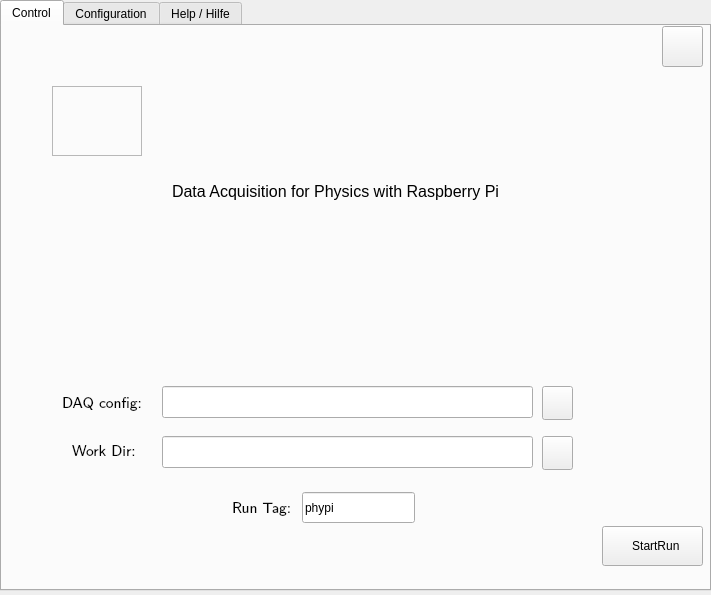
Old version of the form phypi.ui in the repository GuenterQuast/PhyPiDAQ.
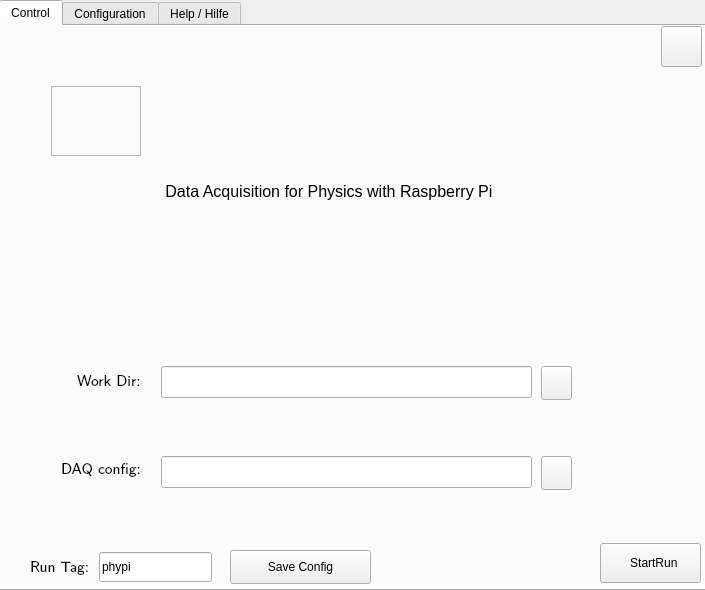
New version of the form. Icons and pictures are not drawn.

The edit to the form file:
```diff
--- a/phypi.ui
+++ b/phypi.ui
@@ -6,8 +6,8 @@
    <rect>
     <x>0</x>
     <y>0</y>
-    <width>711</width>
-    <height>595</height>
+    <width>705</width>
+    <height>590</height>
    </rect>
   </property>
   <property name="sizePolicy">
@@ -29,7 +29,7 @@
    <widget class="QTabWidget" name="tab_Main">
     <property name="geometry">
      <rect>
-      <x>0</x>
+      <x>-1</x>
       <y>0</y>
       <width>711</width>
       <height>591</height>
@@ -85,9 +85,9 @@
      <widget class="QLabel" name="label_caption">
       <property name="geometry">
        <rect>
-        <x>170</x>
+        <x>160</x>
         <y>150</y>
-        <width>360</width>
+        <width>431</width>
         <height>30</height>
        </rect>
       </property>
@@ -97,15 +97,15 @@
        </font>
       </property>
       <property name="text">
-       <string>Data Acquisition for Physics with Raspberry Pi</string>
+       <string> Data Acquisition for Physics with Raspberry Pi  </string>
       </property>
      </widget>
      <widget class="QLabel" name="label_DAQconfig">
       <property name="geometry">
        <rect>
         <x>60</x>
-        <y>360</y>
-        <width>101</width>
+        <y>426</y>
+        <width>91</width>
         <height>30</height>
        </rect>
       </property>
@@ -116,7 +116,7 @@
        </font>
       </property>
       <property name="text">
-       <string>DAQ config:</string>
+       <string>DAQ config: </string>
       </property>
       <property name="textFormat">
        <enum>Qt::PlainText</enum>
@@ -126,7 +126,7 @@
       <property name="geometry">
        <rect>
         <x>160</x>
-        <y>360</y>
+        <y>430</y>
         <width>371</width>
         <height>32</height>
        </rect>
@@ -144,52 +144,11 @@
        <bool>true</bool>
       </property>
      </widget>
-     <widget class="QLabel" name="label">
-      <property name="geometry">
-       <rect>
-        <x>230</x>
-        <y>465</y>
-        <width>60</width>
-        <height>30</height>
-       </rect>
-      </property>
-      <property name="font">
-       <font>
-        <family>Latin Modern Sans</family>
-        <pointsize>11</pointsize>
-       </font>
-      </property>
-      <property name="whatsThis">
-       <string>&lt;html&gt;&lt;head/&gt;&lt;body&gt;&lt;p&gt;common name&lt;/p&gt;&lt;/body&gt;&lt;/html&gt;</string>
-      </property>
-      <property name="text">
-       <string>Run Tag:</string>
-      </property>
-      <property name="textFormat">
-       <enum>Qt::PlainText</enum>
-      </property>
-     </widget>
-     <widget class="QLineEdit" name="lE_RunTag">
-      <property name="geometry">
-       <rect>
-        <x>300</x>
-        <y>466</y>
-        <width>113</width>
-        <height>31</height>
-       </rect>
-      </property>
-      <property name="toolTip">
-       <string>&lt;html&gt;&lt;head/&gt;&lt;body&gt;&lt;p&gt;Name for the run&lt;/p&gt;&lt;/body&gt;&lt;/html&gt;</string>
-      </property>
-      <property name="text">
-       <string>phypi</string>
-      </property>
-     </widget>
      <widget class="QPushButton" name="pB_StartRun">
       <property name="geometry">
        <rect>
-        <x>600</x>
-        <y>500</y>
+        <x>599</x>
+        <y>517</y>
         <width>101</width>
         <height>40</height>
        </rect>
@@ -215,7 +174,7 @@
       <property name="geometry">
        <rect>
         <x>540</x>
-        <y>360</y>
+        <y>430</y>
         <width>31</width>
         <height>34</height>
        </rect>
@@ -267,7 +226,7 @@
       <property name="geometry">
        <rect>
         <x>160</x>
-        <y>410</y>
+        <y>340</y>
         <width>371</width>
         <height>32</height>
        </rect>
@@ -279,8 +238,8 @@
      <widget class="QLabel" name="label_WorkDir">
       <property name="geometry">
        <rect>
-        <x>70</x>
-        <y>413</y>
+        <x>76</x>
+        <y>343</y>
         <width>81</width>
         <height>20</height>
        </rect>
@@ -292,14 +251,14 @@
        </font>
       </property>
       <property name="text">
-       <string>Work Dir:</string>
+       <string>Work Dir: </string>
       </property>
      </widget>
      <widget class="QPushButton" name="pB_WDselect">
       <property name="geometry">
        <rect>
         <x>540</x>
-        <y>410</y>
+        <y>340</y>
         <width>31</width>
         <height>34</height>
        </rect>
@@ -552,22 +511,6 @@
        <string>Edit Mode</string>
       </property>
      </widget>
-     <widget class="QPushButton" name="pB_SaveDefault">
-      <property name="geometry">
-       <rect>
-        <x>290</x>
-        <y>520</y>
-        <width>141</width>
-        <height>34</height>
-       </rect>
-      </property>
-      <property name="toolTip">
-       <string>&lt;html&gt;&lt;head/&gt;&lt;body&gt;&lt;p&gt;save all config files&lt;/p&gt;&lt;/body&gt;&lt;/html&gt;</string>
-      </property>
-      <property name="text">
-       <string>Save Config</string>
-      </property>
-     </widget>
     </widget>
     <widget class="QWidget" name="Tab_Help">
      <property name="toolTip">
@@ -631,6 +574,63 @@
      </widget>
     </widget>
    </widget>
+   <widget class="QLabel" name="label">
+    <property name="geometry">
+     <rect>
+      <x>30</x>
+      <y>550</y>
+      <width>60</width>
+      <height>31</height>
+     </rect>
+    </property>
+    <property name="font">
+     <font>
+      <family>Latin Modern Sans</family>
+      <pointsize>11</pointsize>
+     </font>
+    </property>
+    <property name="whatsThis">
+     <string>&lt;html&gt;&lt;head/&gt;&lt;body&gt;&lt;p&gt;common name&lt;/p&gt;&lt;/body&gt;&lt;/html&gt;</string>
+    </property>
+    <property name="text">
+     <string>Run Tag:</string>
+    </property>
+    <property name="textFormat">
+     <enum>Qt::PlainText</enum>
+    </property>
+   </widget>
+   <widget class="QLineEdit" name="lE_RunTag">
+    <property name="geometry">
+     <rect>
+      <x>99</x>
+      <y>552</y>
+      <width>113</width>
+      <height>30</height>
+     </rect>
+    </property>
+    <property name="toolTip">
+     <string>&lt;html&gt;&lt;head/&gt;&lt;body&gt;&lt;p&gt;Name for the run&lt;/p&gt;&lt;/body&gt;&lt;/html&gt;</string>
+    </property>
+    <property name="text">
+     <string>phypi</string>
+    </property>
+   </widget>
+   <widget class="QPushButton" name="pB_SaveDefault">
+    <property name="geometry">
+     <rect>
+      <x>230</x>
+      <y>550</y>
+      <width>141</width>
+      <height>34</height>
+     </rect>
+    </property>
+    <property name="toolTip">
+     <string>&lt;html&gt;&lt;head/&gt;&lt;body&gt;&lt;p&gt;save all config files&lt;/p&gt;&lt;/body&gt;&lt;/html&gt;</string>
+    </property>
+    <property name="text">
+     <string>Save Config</string>
+    </property>
+   </widget>
   </widget>
  </widget>
  <resources/>
```
Left out of the diff: 6 changed lines with no effect on the pictures.
